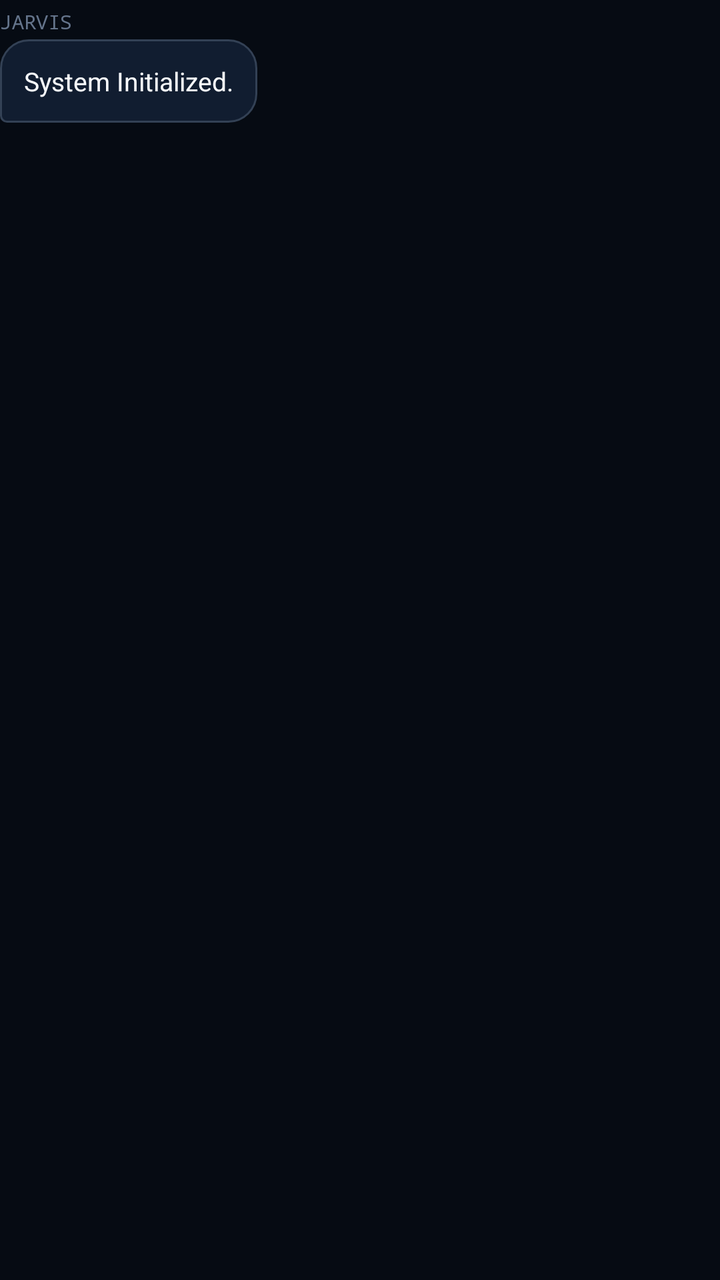
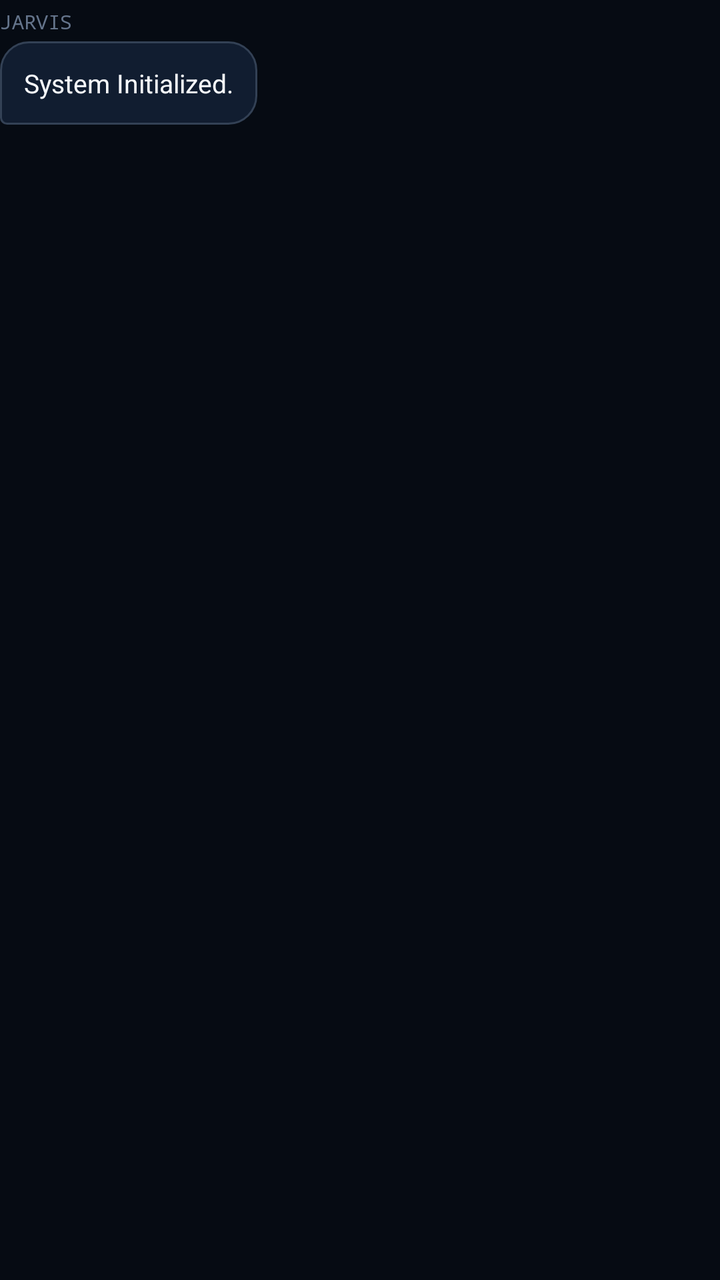

Before-and-after screenshots of an Android layout around one commit, followed by the original layout XML and the change that was made.
<!-- AndroidManifest.xml: application theme Theme.Jarvis -->
<!-- res/layout/item_chat_message.xml -->
<?xml version="1.0" encoding="utf-8"?>
<LinearLayout xmlns:android="http://schemas.android.com/apk/res/android"
    android:id="@+id/llMessageContainer"
    android:layout_width="match_parent"
    android:layout_height="wrap_content"
    android:orientation="vertical"
    android:paddingTop="4dp"
    android:paddingBottom="4dp">

    <TextView
        android:id="@+id/tvSender"
        android:layout_width="wrap_content"
        android:layout_height="wrap_content"
        android:textSize="10sp"
        android:fontFamily="monospace"
        android:textColor="@color/jarvis_text_muted"
        android:layout_marginBottom="2dp"
        android:text="JARVIS" />

    <TextView
        android:id="@+id/tvMessageBody"
        android:layout_width="wrap_content"
        android:layout_height="wrap_content"
        android:textSize="13sp"
        android:lineSpacingExtra="3dp"
        android:padding="12dp"
        android:background="@drawable/bg_chat_jarvis"
        android:textColor="@color/jarvis_text_primary"
        android:maxWidth="300dp"
        android:text="System Initialized." />
</LinearLayout>
<!-- resources referenced by this layout -->
<resources>
  <color name="jarvis_text_muted">#64748B</color>
  <color name="jarvis_text_primary">#F8FAFC</color>
  <!-- drawable bg_chat_jarvis (drawable) -->
  <?xml version="1.0" encoding="utf-8"?>
  <shape xmlns:android="http://schemas.android.com/apk/res/android">
      <solid android:color="@color/jarvis_surface_elevated" />
      <corners
          android:topLeftRadius="14dp"
          android:topRightRadius="14dp"
          android:bottomLeftRadius="3dp"
          android:bottomRightRadius="14dp" />
      <stroke
          android:width="1dp"
          android:color="@color/jarvis_border_bright" />
  </shape>
  <style name="Theme.Jarvis" parent="Theme.MaterialComponents.DayNight.NoActionBar">
          
          <item name="colorPrimary">@color/jarvis_accent</item>
          <item name="colorPrimaryVariant">@color/jarvis_surface_elevated</item>
          <item name="colorOnPrimary">@color/jarvis_bg</item>
          
          
          <item name="colorSecondary">@color/jarvis_gold</item>
          <item name="colorSecondaryVariant">@color/jarvis_emerald</item>
          <item name="colorOnSecondary">@color/jarvis_bg</item>
          
          
          <item name="android:windowBackground">@color/jarvis_bg</item>
          <item name="colorSurface">@color/jarvis_surface</item>
          <item name="colorOnSurface">@color/jarvis_text_primary</item>
          
          
          <item name="android:statusBarColor">@color/jarvis_bg</item>
          <item name="android:navigationBarColor">@color/jarvis_bg</item>
          <item name="android:windowLightStatusBar">false</item>
      </style>
  <color name="jarvis_surface_elevated">#111D30</color>
  <color name="jarvis_border_bright">#334155</color>
  <color name="jarvis_accent">#00F0FF</color>
  <color name="jarvis_bg">#060B13</color>
  <color name="jarvis_gold">#F59E0B</color>
  <color name="jarvis_emerald">#10B981</color>
  <color name="jarvis_surface">#0A1220</color>
</resources>

<!-- the commit's change to res/layout/item_chat_message.xml (unified diff, before → after) -->
@@ -7,15 +7,75 @@
     android:paddingTop="4dp"
     android:paddingBottom="4dp">
 
-    <TextView
-        android:id="@+id/tvSender"
+    
+    <LinearLayout
+        android:id="@+id/llHeaderRow"
         android:layout_width="wrap_content"
         android:layout_height="wrap_content"
-        android:textSize="10sp"
-        android:fontFamily="monospace"
-        android:textColor="@color/jarvis_text_muted"
-        android:layout_marginBottom="2dp"
-        android:text="JARVIS" />
+        android:orientation="horizontal"
+        android:gravity="center_vertical"
+        android:layout_marginBottom="3dp">
+
+        <TextView
+            android:id="@+id/tvSender"
+            android:layout_width="wrap_content"
+            android:layout_height="wrap_content"
+            android:textSize="10sp"
+            android:fontFamily="monospace"
+            android:textColor="@color/jarvis_text_muted"
+            android:text="JARVIS" />
+
+        
+        <LinearLayout
+            android:id="@+id/llSpeakingIndicator"
+            android:layout_width="wrap_content"
+            android:layout_height="wrap_content"
+            android:orientation="horizontal"
+            android:gravity="center_vertical"
+            android:layout_marginStart="8dp"
+            android:paddingStart="6dp"
+            android:paddingEnd="6dp"
+            android:paddingTop="2dp"
+            android:paddingBottom="2dp"
+            android:background="@drawable/bg_pill_accent"
+            android:visibility="gone">
+
+            
+            <View
+                android:id="@+id/waveBar1"
+                android:layout_width="2dp"
+                android:layout_height="6dp"
+                android:layout_marginEnd="2dp"
+                android:background="@color/jarvis_accent" />
+            <View
+                android:id="@+id/waveBar2"
+                android:layout_width="2dp"
+                android:layout_height="12dp"
+                android:layout_marginEnd="2dp"
+                android:background="@color/jarvis_accent" />
+            <View
+                android:id="@+id/waveBar3"
+                android:layout_width="2dp"
+                android:layout_height="7dp"
+                android:layout_marginEnd="2dp"
+                android:background="@color/jarvis_accent" />
+            <View
+                android:id="@+id/waveBar4"
+                android:layout_width="2dp"
+                android:layout_height="11dp"
+                android:layout_marginEnd="4dp"
+                android:background="@color/jarvis_accent" />
+
+            <TextView
+                android:layout_width="wrap_content"
+                android:layout_height="wrap_content"
+                android:text="SPEAKING"
+                android:textSize="8sp"
+                android:fontFamily="monospace"
+                android:textStyle="bold"
+                android:textColor="@color/jarvis_accent" />
+        </LinearLayout>
+    </LinearLayout>
 
     <TextView
         android:id="@+id/tvMessageBody"
<!-- resource entries referenced after the edit -->
@@ -14,6 +14,16 @@
       <stroke
           android:width="1dp"
           android:color="@color/jarvis_border_bright" />
+  </shape>
+  <!-- drawable bg_pill_accent (drawable) -->
+  <?xml version="1.0" encoding="utf-8"?>
+  <shape xmlns:android="http://schemas.android.com/apk/res/android"
+      android:shape="rectangle">
+      <solid android:color="@color/jarvis_accent_dim" />
+      <corners android:radius="20dp" />
+      <stroke
+          android:width="1dp"
+          android:color="@color/jarvis_accent" />
   </shape>
   <style name="Theme.Jarvis" parent="Theme.MaterialComponents.DayNight.NoActionBar">
           
@@ -38,6 +48,7 @@
       </style>
   <color name="jarvis_surface_elevated">#111D30</color>
   <color name="jarvis_border_bright">#334155</color>
+  <color name="jarvis_accent_dim">#1A00F0FF</color>
   <color name="jarvis_accent">#00F0FF</color>
   <color name="jarvis_bg">#060B13</color>
   <color name="jarvis_gold">#F59E0B</color>
